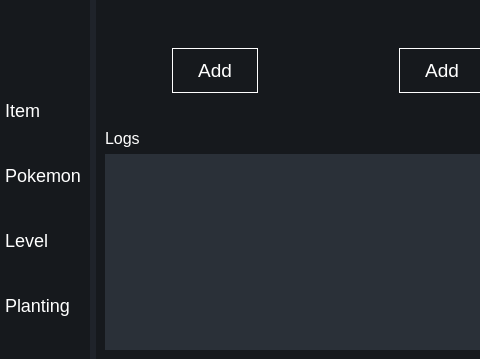
The window that DO NOT RUN/settings.ui (T3tsuo/PokemonUI) describes before a commit, drawn with Qt 5; both pictures show x 0 to 480 and y 238 to 597 of the 562 by 597 pixel window.
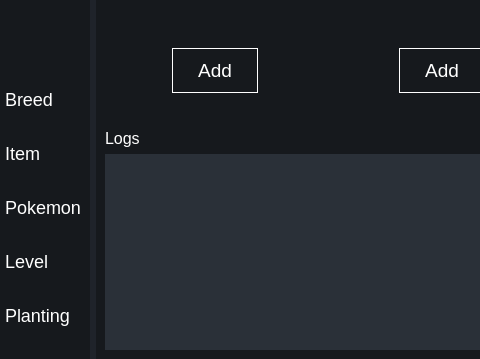
The same window after the commit. Icons and pictures are not drawn.

Commit message: fully functional breed frontend and refactored tab switching

Diff of the .ui file:
```diff
--- a/DO NOT RUN/settings.ui
+++ b/DO NOT RUN/settings.ui
@@ -131,6 +131,13 @@
           <property name="bottomMargin">
            <number>0</number>
           </property>
+          <item>
+           <widget class="QPushButton" name="breedBtn">
+            <property name="text">
+             <string>Breed</string>
+            </property>
+           </widget>
+          </item>
           <item>
            <widget class="QPushButton" name="itemBtn">
             <property name="text">
```
Left out of the diff: 4 changed lines with no effect on the pictures. The commit also changes 12 other files.
